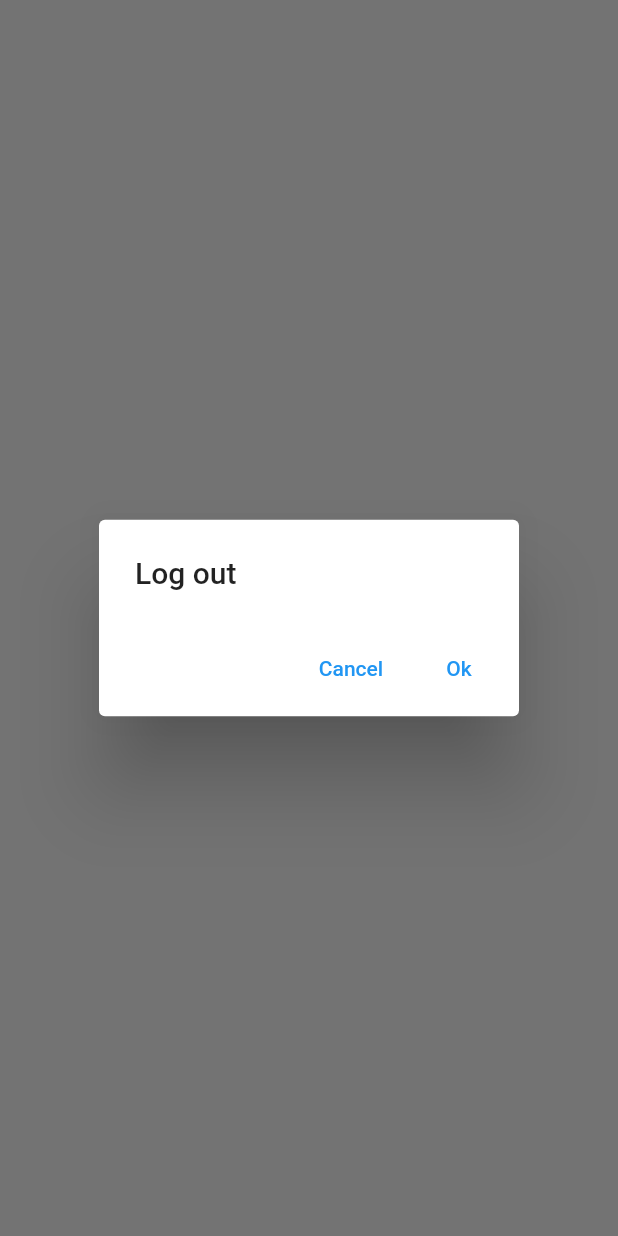
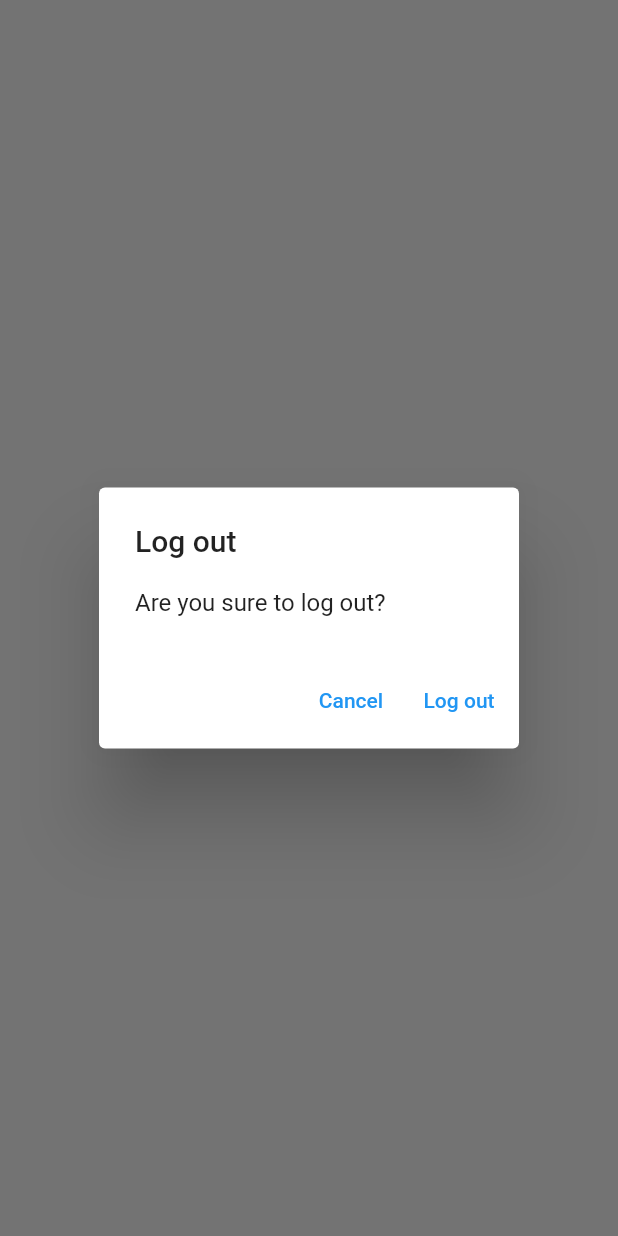
Before and after one commit to toantht/vandadnp-flutter-course, a Flutter app: what showLogoutDialog() shows on an empty page, opened directly, on a phone screen of 412 x 824 dp. Run offline on Flutter 3.47's test engine with Material 2 defaults, Android fonts, the phone set to English and light mode, and no system bars; our stand-ins replace firebase_auth, firebase_core, sqflite; accounts and stored records are empty; generated files the repository leaves out were written again; network calls fail.

Commit message:
chapter 33: add GenericDialog, delete note from NotesView

```diff
--- /dev/null
+++ b/lib/utilities/dialogs/generic_dialog.dart
@@ -0,0 +1,34 @@
+import 'package:flutter/material.dart';
+
+typedef DialogOptionBuilder<T> = Map<String, T?>;
+
+Future<T?> showGenericDialog<T>({
+  required BuildContext context,
+  required String title,
+  required String content,
+  required DialogOptionBuilder optionsBuilder,
+}) {
+  final options = optionsBuilder;
+  return showDialog<T>(
+    context: context,
+    builder: (context) {
+      return AlertDialog(
+        title: Text(title),
+        content: Text(content),
+        actions: options.keys.map((optionTitle) {
+          final T value = options[optionTitle];
+          return TextButton(
+            onPressed: () {
+              if (value != null) {
+                Navigator.of(context).pop(value);
+              } else {
+                Navigator.of(context).pop();
+              }
+            },
+            child: Text(optionTitle),
+          );
+        }).toList(),
+      );
+    },
+  );
+}
--- /dev/null
+++ b/lib/utilities/dialogs/logout_dialog.dart
@@ -0,0 +1,14 @@
+import 'package:flutter/material.dart';
+import 'package:mynotes/utilities/dialogs/generic_dialog.dart';
+
+Future<bool> showLogoutDialog(BuildContext context) {
+  return showGenericDialog(
+    context: context,
+    title: 'Log out',
+    content: 'Are you sure to log out?',
+    optionsBuilder: {
+      'Cancel': false,
+      'Log out': true,
+    },
+  ).then((value) => value ?? false);
+}
--- a/lib/views/login_view.dart
+++ b/lib/views/login_view.dart
@@ -2,7 +2,7 @@ import 'package:flutter/material.dart';
 import 'package:mynotes/constants/routes.dart';
 import 'package:mynotes/services/auth/auth_exceptions.dart';
 import 'package:mynotes/services/auth/auth_service.dart';
-import 'package:mynotes/utilities/show_error_dialog.dart';
+import 'package:mynotes/utilities/dialogs/error_dialog.dart';
 
 class LoginView extends StatefulWidget {
   const LoginView({super.key});
--- a/lib/views/notes/notes_view.dart
+++ b/lib/views/notes/notes_view.dart
@@ -3,6 +3,8 @@ import 'package:mynotes/constants/routes.dart';
 import 'package:mynotes/enums/menu_action.dart';
 import 'package:mynotes/services/auth/auth_service.dart';
 import 'package:mynotes/services/crud/notes_service.dart';
+import 'package:mynotes/utilities/dialogs/logout_dialog.dart';
+import 'package:mynotes/views/notes/notes_list_view.dart';
 
 class NotesView extends StatefulWidget {
   const NotesView({super.key});
@@ -72,18 +74,10 @@ class _NotesViewState extends State<NotesView> {
                     case ConnectionState.active:
                       if (snapshot.hasData) {
                         final allNotes = snapshot.data as List<DatabaseNote>;
-                        return ListView.builder(
-                          itemCount: allNotes.length,
-                          itemBuilder: (context, index) {
-                            final note = allNotes[index];
-                            return ListTile(
-                              title: Text(
-                                note.text,
-                                maxLines: 1,
-                                softWrap: true,
-                                overflow: TextOverflow.ellipsis,
-                              ),
-                            );
+                        return NotesListView(
+                          notes: allNotes,
+                          onDeleteNote: (note) async {
+                            await _notesService.deleteNote(id: note.id);
                           },
                         );
                       } else {
@@ -102,28 +96,3 @@ class _NotesViewState extends State<NotesView> {
     );
   }
 }
-
-Future<bool> showLogoutDialog(BuildContext context) {
-  return showDialog(
-    context: context,
-    builder: (context) {
-      return AlertDialog(
-        title: const Text('Log out'),
-        actions: [
-          TextButton(
-            onPressed: () {
-              Navigator.of(context).pop(false);
-            },
-            child: const Text('Cancel'),
-          ),
-          TextButton(
-            onPressed: () {
-              Navigator.of(context).pop(true);
-            },
-            child: const Text('Ok'),
-          ),
-        ],
-      );
-    },
-  ).then((value) => value ?? false);
-}
--- a/lib/views/register_view.dart
+++ b/lib/views/register_view.dart
@@ -2,7 +2,7 @@ import 'package:flutter/material.dart';
 import 'package:mynotes/constants/routes.dart';
 import 'package:mynotes/services/auth/auth_exceptions.dart';
 import 'package:mynotes/services/auth/auth_service.dart';
-import 'package:mynotes/utilities/show_error_dialog.dart';
+import 'package:mynotes/utilities/dialogs/error_dialog.dart';
 
 class RegisterView extends StatefulWidget {
   const RegisterView({super.key});
```
Also changed, not shown: lib/utilities/dialogs/delete_dialog.dart (added, +14 -0 lines), lib/utilities/dialogs/error_dialog.dart (added, +13 -0 lines), lib/utilities/show_error_dialog.dart (deleted, +0 -21 lines), lib/views/notes/notes_list_view.dart (added, +39 -0 lines).
